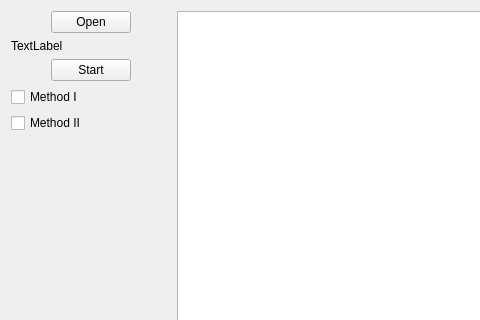
Above: Projekt/project/mainwindow.ui from MichalBernacki/Plagiarism_detection_app before the change; both pictures show x 0 to 480 and y 0 to 320 of the 732 by 401 pixel window. Below: the same form after it.
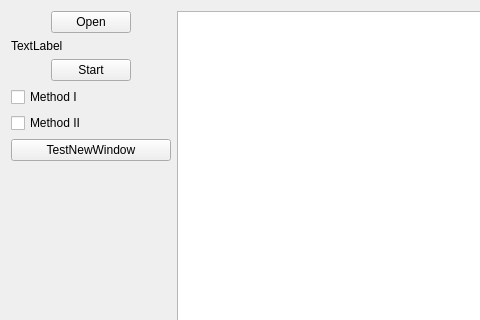
That is the form after the change.

Commit message: After click new window is shown

What changed in the file:
```diff
--- a/Projekt/project/mainwindow.ui
+++ b/Projekt/project/mainwindow.ui
@@ -122,6 +122,13 @@
           </item>
          </layout>
         </item>
+        <item>
+         <widget class="QPushButton" name="pushButton">
+          <property name="text">
+           <string>TestNewWindow</string>
+          </property>
+         </widget>
+        </item>
         <item>
          <spacer name="verticalSpacer">
           <property name="orientation">
```
Left out of the diff: 6 changed lines with no effect on the pictures. The commit also changes 6 other files.
